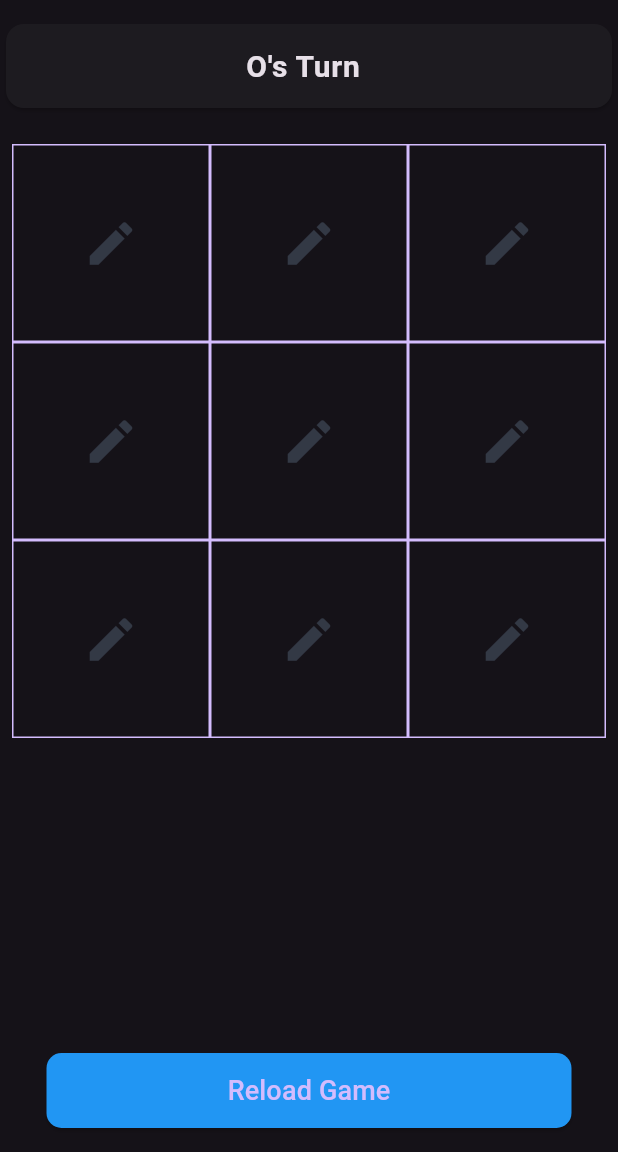
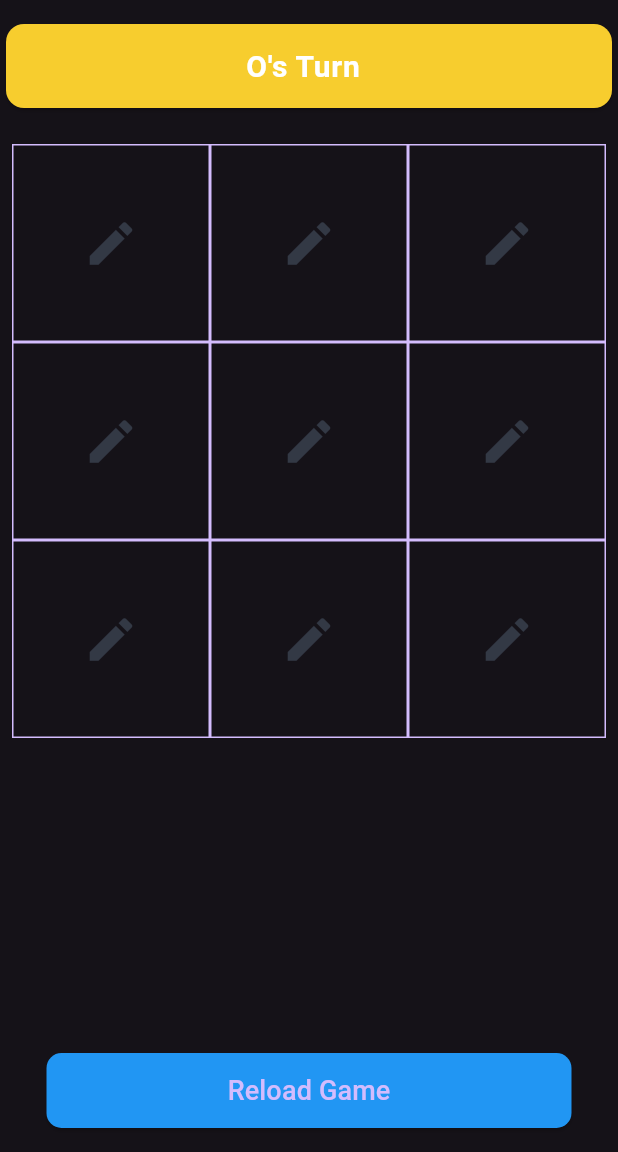
Before and after one commit to Omkar-t06/Tic-Tac-Toe-flutter, a Flutter app: the screen it shows after launch, on a phone screen of 412 x 824 dp, the part 84-1236 px from its top. Run offline on Flutter 3.47's test engine with Material 3 defaults, Android fonts, the phone set to English and light mode, and no system bars.

Commit message:
Refactor UI color logic in Tic Tac Toe

```diff
--- a/lib/main.dart
+++ b/lib/main.dart
@@ -141,6 +141,11 @@ class _TicTacToeState extends State<TicTacToe> {
             Padding(
               padding: const EdgeInsets.symmetric(vertical: 12),
               child: Card(
+                  color: gameWinner.isNotEmpty
+                      ? const Color(0XFF38CC77)
+                      : isCross
+                          ? const Color(0XFF38CC77)
+                          : const Color(0xFFF7CD2E),
                   child: ListTile(
                     title: Center(
                       child: Text(
@@ -150,6 +155,7 @@ class _TicTacToeState extends State<TicTacToe> {
                                 ? 'X\'s Turn'
                                 : 'O\'s Turn',
                         style: const TextStyle(
+                          color: Color(0xFFFFFFFF),
                           fontSize: 20,
                           fontWeight: FontWeight.w600,
                         ),
```
Lines whose indentation alone changed are shown as unchanged.
